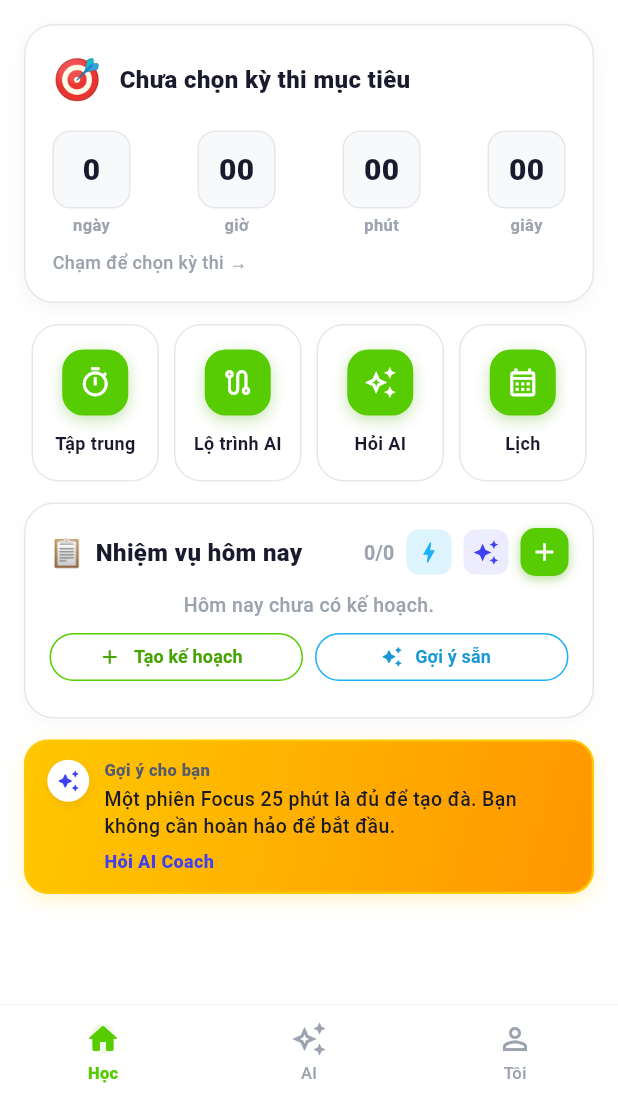
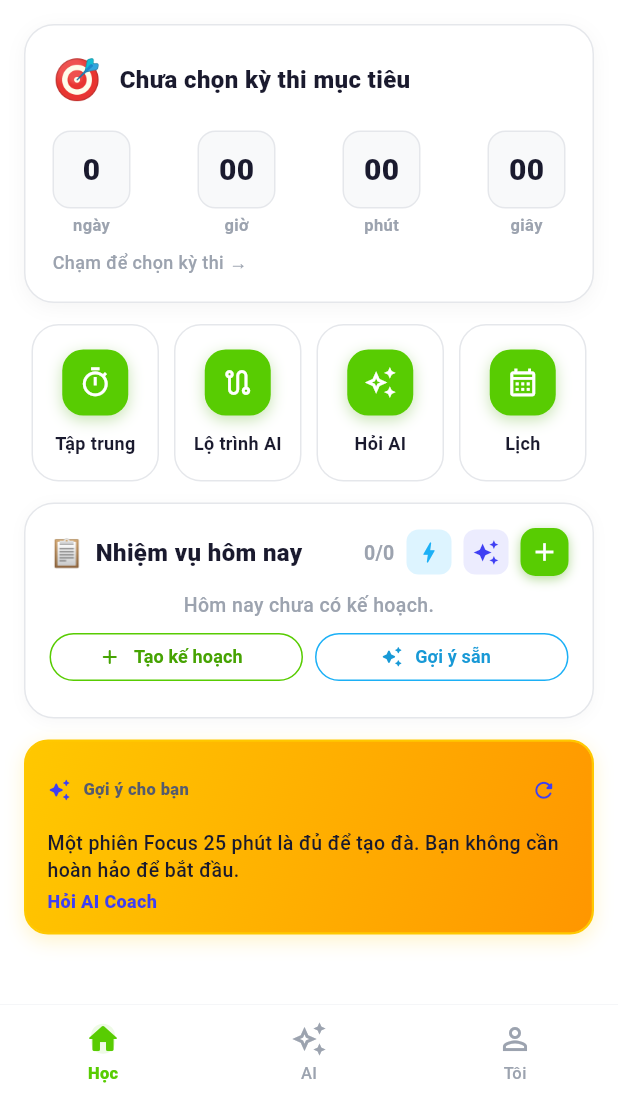
Before and after one commit to duycutecun/EduPulse, a Flutter app: the MainShellScreen screen opened directly, on a phone screen of 412 x 824 dp, the part 135-1236 px from its top. Run offline on Flutter 3.47's test engine with Material 3 defaults, Android fonts, the phone set to English and light mode, and no system bars; our stand-ins replace file_picker, firebase_auth, firebase_core, flutter_local_notifications, shared_preferences, supabase_flutter and 1 more; missing offline and left inert: dart:js_interop, flutter_math_fork; accounts and stored records are empty; network calls fail.

Commit message:
feat(ai): let the AI propose what to do next on Home
Home only ever offered rule-based nudges derived from task counts, so the
learner still had to think for themselves about what to study. Now the same
context the AI Coach reasons over is fed to a small prompt that returns two
or three concrete next actions, each with the figure it was drawn from, so
the advice is checkable rather than motivational.

The suggestion replaces the existing nudge card and carries its evidence
line, and tapping one opens AI Coach with that prompt already sent - a
suggestion is now the start of a real conversation instead of dead text.

Failure is designed around: a rule-based nudge always shows first and stays
if the model is unreachable, so Home never blocks or shows an AI error. No
model call happens without data to analyse, permission is honoured through
the existing ai_permission_analyze setting, results are cached for six hours
and invalidated when the primary exam changes, and analysis is kicked off
once per app launch from main.dart rather than from the card's initState -
calling it from the widget meant every Home rebuild fired a request.

Parsing tolerates free-model noise (bullets, numbering, missing evidence
pipes) and yields nothing rather than garbage when the model replies with an
error string.

```diff
--- a/lib/app/main_shell.dart
+++ b/lib/app/main_shell.dart
@@ -2,6 +2,7 @@ import 'dart:async';
 import 'package:flutter/material.dart';
 import 'package:flutter/services.dart';
 import '../core/constants/app_colors.dart';
+import '../core/ai/ai_insights.dart';
 import '../core/migration/data_migration.dart';
 import '../core/pwa/pwa_service.dart';
 import '../core/sync/sync_state.dart';
@@ -39,6 +40,11 @@ class _MainShellScreenState extends State<MainShellScreen> {
   final List<bool> _visited = List.filled(3, false);
   Widget? _cachedAiCoach;
   Widget? _cachedAccount;
+
+  /// Khoá để gọi được [AiCoachScreenState.sendPrompt] — tab AI được giữ trong
+  /// IndexedStack nên screen tồn tại xuyên suốt, không cần tạo lại.
+  final _aiCoachKey = GlobalKey<AiCoachScreenState>();
+
   bool _sidebarCollapsed = SidebarPreference.isCollapsed;
 
   @override
@@ -80,7 +86,8 @@ class _MainShellScreenState extends State<MainShellScreen> {
       _switchTab(2);
       return true;
     }
-    if (event.logicalKey == LogicalKeyboardKey.keyB && isDesktopWidth(context)) {
+    if (event.logicalKey == LogicalKeyboardKey.keyB &&
+        isDesktopWidth(context)) {
       setState(() {
         _sidebarCollapsed = !_sidebarCollapsed;
         SidebarPreference.setCollapsed(_sidebarCollapsed);
@@ -129,6 +136,9 @@ class _MainShellScreenState extends State<MainShellScreen> {
 
   void _setPrimaryExam(ExamModel exam) {
     StorageService.setPrimaryExamId(exam.id);
+    // Gợi ý AI cũ nói về kỳ thi cũ nên phải tính lại, nếu không thẻ ở Home
+    // sẽ tư vấn sai bối cảnh.
+    AiInsights.invalidate();
     setState(() {
       _primaryExamId = exam.id;
     });
@@ -136,6 +146,7 @@ class _MainShellScreenState extends State<MainShellScreen> {
 
   void _addExam(ExamModel exam) {
     StorageService.setExamJson(exam.id, exam.toJsonString());
+    AiInsights.invalidate();
     final ids = StorageService.getExamIds();
     if (!ids.contains(exam.id)) {
       ids.add(exam.id);
@@ -185,9 +196,7 @@ class _MainShellScreenState extends State<MainShellScreen> {
     if (current != null && !current.isExamDayOver) return current;
     if (current != null && current.isExamDayOver) {
       // Tự chuyển primary exam + giữ kỳ thi cũ trong lịch sử.
-      final upcoming = _upcomingExams
-          .where((e) => e.id != current.id)
-          .toList()
+      final upcoming = _upcomingExams.where((e) => e.id != current.id).toList()
         ..sort((a, b) => a.dateTime.compareTo(b.dateTime));
       if (upcoming.isNotEmpty) {
         final next = upcoming.first;
@@ -222,6 +231,19 @@ class _MainShellScreenState extends State<MainShellScreen> {
         _visited[index] = true;
       });
     }
+  }
+
+  /// Mở tab AI Coach với một câu hỏi có sẵn.
+  ///
+  /// Dùng khi học sinh bấm vào một gợi ý AI ở Home: chuyển sang tab AI rồi
+  /// nhồi câu đó vào hội thoại, để gợi ý trở thành cuộc trò chuyện thật.
+  /// Phải chờ một frame vì screen AI chỉ được dựng khi tab đó hiện.
+  void _openAiCoachWith(String prompt) {
+    if (prompt.trim().isEmpty) return;
+    _switchTab(1);
+    WidgetsBinding.instance.addPostFrameCallback((_) {
+      _aiCoachKey.currentState?.sendPrompt(prompt);
+    });
   }
 
   /// Mở "Mục tiêu" (kỳ thi) và "Tập trung" (Pomodoro/Nhật ký) dưới dạng
@@ -277,6 +299,7 @@ class _MainShellScreenState extends State<MainShellScreen> {
           onExamTap: _openExamsPage,
           onOpenStudy: _openStudyPage,
           onOpenAiCoach: () => _switchTab(1),
+          onOpenAiCoachWith: _openAiCoachWith,
           onOpenCalendar: _openCalendarPage,
           streak: _streak,
           isActive: _currentIndex == 0,
@@ -320,10 +343,11 @@ class _MainShellScreenState extends State<MainShellScreen> {
       children: [
         _tabAt(0),
         _visited[1]
-            ? (_cachedAiCoach ??= const AiCoachScreen())
+            ? (_cachedAiCoach ??= AiCoachScreen(key: _aiCoachKey))
             : const SizedBox.shrink(),
         _visited[2]
-            ? (_cachedAccount ??= AccountScreen(onDataChanged: _loadInitialData))
+            ? (_cachedAccount ??=
+                AccountScreen(onDataChanged: _loadInitialData))
             : const SizedBox.shrink(),
       ],
     );
@@ -383,14 +407,14 @@ class _MainShellScreenState extends State<MainShellScreen> {
                 onChanged: _switchTab,
                 items: const [
                   NavItem(Icons.home_outlined, Icons.home_rounded, 'Học'),
-                  NavItem(Icons.auto_awesome_outlined, Icons.auto_awesome,
-                      'AI'),
+                  NavItem(
+                      Icons.auto_awesome_outlined, Icons.auto_awesome, 'AI'),
                   NavItem(Icons.person_outline, Icons.person_rounded, 'Tôi'),
                 ],
                 children: [
                   _tabAt(0),
                   _visited[1]
-                      ? (_cachedAiCoach ??= const AiCoachScreen())
+                      ? (_cachedAiCoach ??= AiCoachScreen(key: _aiCoachKey))
                       : const SizedBox.shrink(),
                   _visited[2]
                       ? (_cachedAccount ??=
@@ -435,7 +459,8 @@ class _InstallBannerState extends State<_InstallBanner> {
 
         final isAndroidInstall = installable && !isIosPlatform;
         final bg = isAndroidInstall ? AppColors.greenSoft : AppColors.blueSoft;
-        final borderColor = isAndroidInstall ? AppColors.primary : AppColors.blue;
+        final borderColor =
+            isAndroidInstall ? AppColors.primary : AppColors.blue;
         final iconColor =
             isAndroidInstall ? AppColors.primaryDark : AppColors.blueDark;
 
--- a/lib/features/home/presentation/screens/home_screen.dart
+++ b/lib/features/home/presentation/screens/home_screen.dart
@@ -15,6 +15,7 @@ import '../widgets/hero_countdown_card.dart';
 import '../widgets/home_header.dart';
 import '../widgets/quick_action_card.dart';
 import '../widgets/smart_nudge_card.dart';
+import '../widgets/ai_suggestion_card.dart';
 import '../widgets/today_mission_card.dart';
 
 class HomeScreen extends StatefulWidget {
@@ -23,6 +24,10 @@ class HomeScreen extends StatefulWidget {
   final VoidCallback onExamTap;
   final VoidCallback onOpenStudy;
   final VoidCallback onOpenAiCoach;
+
+  /// Mở AI Coach kèm sẵn câu hỏi — dùng khi học sinh bấm vào một gợi ý AI.
+  /// Có thể null thì bấm gợi ý chỉ chuyển tab AI như thường.
+  final ValueChanged<String>? onOpenAiCoachWith;
   final VoidCallback onOpenCalendar;
   final int streak;
   final bool isActive;
@@ -39,6 +44,7 @@ class HomeScreen extends StatefulWidget {
     required this.streak,
     this.isActive = true,
     this.onStreakChanged,
+    this.onOpenAiCoachWith,
   });
 
   @override
@@ -244,10 +250,12 @@ class _HomeScreenState extends State<HomeScreen> {
       goalId: completedTask.goalId,
       subtasks: completedTask.subtasks,
       recurrence: recurrence,
-      scheduledAt: DateTime(base.year, base.month, base.day).add(Duration(days: days)),
+      scheduledAt:
+          DateTime(base.year, base.month, base.day).add(Duration(days: days)),
     );
     StorageService.setTodayTaskJson(next.id, next.toJsonString());
-    StorageService.setTodayTaskIds([...StorageService.getTodayTaskIds(), next.id]);
+    StorageService.setTodayTaskIds(
+        [...StorageService.getTodayTaskIds(), next.id]);
     _allTasks.add(next);
   }
 
@@ -282,7 +290,8 @@ class _HomeScreenState extends State<HomeScreen> {
                       task.isDone = false;
                       task.status = 'skipped';
                       task.skipReason = reason;
-                      StorageService.setTodayTaskJson(task.id, task.toJsonString());
+                      StorageService.setTodayTaskJson(
+                          task.id, task.toJsonString());
                       Navigator.pop(sheetContext);
                       setState(() {});
                     },
@@ -308,8 +317,7 @@ class _HomeScreenState extends State<HomeScreen> {
             Icon(Icons.content_cut_rounded, color: AppColors.orange),
             SizedBox(width: 8),
             Expanded(
-              child: Text('Dời lại lần nữa?',
-                  style: TextStyle(fontSize: 17)),
+              child: Text('Dời lại lần nữa?', style: TextStyle(fontSize: 17)),
             ),
           ]),
           content: Text(splitTip),
@@ -333,9 +341,8 @@ class _HomeScreenState extends State<HomeScreen> {
     final now = DateTime.now();
     final selected = await showDatePicker(
       context: context,
-      initialDate: task.scheduledAt?.isAfter(now) == true
-          ? task.scheduledAt!
-          : now,
+      initialDate:
+          task.scheduledAt?.isAfter(now) == true ? task.scheduledAt! : now,
       firstDate: DateTime(now.year, now.month, now.day),
       lastDate: DateTime(now.year + 10),
       helpText: 'Chọn ngày làm nhiệm vụ',
@@ -362,8 +369,7 @@ class _HomeScreenState extends State<HomeScreen> {
 
   /// MainShell đọc lại streak sau khi task thay đổi để header cập nhật 🔥.
   void _notifyStreakChanged() {
-    if (StorageService.getString('last_study_date') ==
-        _todayKey()) {
+    if (StorageService.getString('last_study_date') == _todayKey()) {
       widget.onStreakChanged?.call();
     }
   }
@@ -435,10 +441,13 @@ class _HomeScreenState extends State<HomeScreen> {
             onQuickAdd: _showQuickAddSheet,
           ),
           const SizedBox(height: 14),
-          SmartNudgeCard(
+          AiSuggestionCard(
+            fallback: SmartNudgeCard.fallbackText(
               tasks: _tasks,
               primaryExam: widget.primaryExam,
+            ),
             onAskAi: widget.onOpenAiCoach,
+            onOpenInsight: widget.onOpenAiCoachWith,
           ),
         ],
       ),
@@ -497,7 +506,8 @@ class _HomeScreenState extends State<HomeScreen> {
               crossAxisAlignment: CrossAxisAlignment.start,
               children: [
                 const Text('Thêm nhanh — viết tự nhiên',
-                    style: TextStyle(fontSize: 17, fontWeight: FontWeight.w800)),
+                    style:
+                        TextStyle(fontSize: 17, fontWeight: FontWeight.w800)),
                 const SizedBox(height: 4),
                 const Text('VD: "Mai 19h học toán hàm số 45 phút"',
                     style: TextStyle(fontSize: 12, color: AppColors.textMuted)),
@@ -570,7 +580,8 @@ class _HomeScreenState extends State<HomeScreen> {
                     padding: EdgeInsets.only(bottom: 8),
                     child: Text(
                       'Chưa nhận ra đủ dữ kiện — thêm giờ hoặc thời lượng nhé.',
-                      style: TextStyle(fontSize: 12, color: AppColors.textMuted),
+                      style:
+                          TextStyle(fontSize: 12, color: AppColors.textMuted),
                     ),
                   ),
               ],
@@ -647,8 +658,8 @@ class _HomeScreenState extends State<HomeScreen> {
                       },
                 child: Container(
                   margin: const EdgeInsets.fromLTRB(16, 4, 16, 4),
-                  padding: const EdgeInsets.symmetric(
-                      horizontal: 14, vertical: 12),
+                  padding:
+                      const EdgeInsets.symmetric(horizontal: 14, vertical: 12),
                   decoration: BoxDecoration(
                     color: AppColors.bgPage,
                     borderRadius: BorderRadius.circular(12),
@@ -732,7 +743,8 @@ class _RevisionModeCard extends StatelessWidget {
               color: AppColors.orangeSoft,
               shape: BoxShape.circle,
             ),
-            child: const Center(child: Text('📚', style: TextStyle(fontSize: 22))),
+            child:
+                const Center(child: Text('📚', style: TextStyle(fontSize: 22))),
           ),
           const SizedBox(width: 12),
           Expanded(
@@ -967,8 +979,8 @@ class _PostExamCard extends StatelessWidget {
           ),
           TextButton(
             onPressed: () {
-              final parsed = double.tryParse(
-                  controller.text.trim().replaceAll(',', '.'));
+              final parsed =
+                  double.tryParse(controller.text.trim().replaceAll(',', '.'));
               if (parsed == null || parsed < 0 || parsed > 10) return;
               Navigator.pop(dialogContext, parsed);
             },
@@ -1042,9 +1054,7 @@ class _PostExamCard extends StatelessWidget {
           Text(
             subtitle,
             style: TextStyle(
-                fontSize: 12.5,
-                color: AppColors.textSecondary,
-                height: 1.35),
+                fontSize: 12.5, color: AppColors.textSecondary, height: 1.35),
           ),
           if (hasResult) ...[
             const SizedBox(height: 10),
@@ -1123,7 +1133,8 @@ class _AddTaskDialog extends StatefulWidget {
     this.primaryExamId,
   });
 
-  final void Function(String title, String subject, String priority, int minutes,
+  final void Function(
+      String title, String subject, String priority, int minutes,
       {String? topic,
       DateTime? deadline,
       String? note,
@@ -1256,8 +1267,8 @@ class _AddTaskDialogState extends State<_AddTaskDialog> {
                 return GestureDetector(
                   onTap: () => setState(() => _subject = sub),
                   child: Container(
-                      padding: const EdgeInsets.symmetric(
-                          horizontal: 10, vertical: 5),
+                    padding:
+                        const EdgeInsets.symmetric(horizontal: 10, vertical: 5),
                     decoration: BoxDecoration(
                       color: sel ? AppColors.primary : AppColors.bgPage,
                       borderRadius: BorderRadius.circular(12),
@@ -1306,7 +1317,8 @@ class _AddTaskDialogState extends State<_AddTaskDialog> {
               DropdownButtonFormField<String?>(
                 initialValue: _goalId,
                 isExpanded: true,
-                  decoration: const InputDecoration(labelText: 'Kỳ thi / Mục tiêu'),
+                decoration:
+                    const InputDecoration(labelText: 'Kỳ thi / Mục tiêu'),
                 items: [
                   const DropdownMenuItem<String?>(
                     value: null,
@@ -1315,8 +1327,7 @@ class _AddTaskDialogState extends State<_AddTaskDialog> {
                   ...widget.exams.map(
                     (exam) => DropdownMenuItem<String?>(
                       value: exam.id,
-                        child: Text(exam.name,
-                            overflow: TextOverflow.ellipsis),
+                      child: Text(exam.name, overflow: TextOverflow.ellipsis),
                     ),
                   ),
                 ],
@@ -1347,8 +1358,8 @@ class _AddTaskDialogState extends State<_AddTaskDialog> {
                 return GestureDetector(
                   onTap: () => setState(() => _minutes = dur),
                   child: Container(
-                      padding: const EdgeInsets.symmetric(
-                          horizontal: 10, vertical: 5),
+                    padding:
+                        const EdgeInsets.symmetric(horizontal: 10, vertical: 5),
                     decoration: BoxDecoration(
                       color: sel ? AppColors.blue : AppColors.bgPage,
                       borderRadius: BorderRadius.circular(12),
@@ -1381,8 +1392,8 @@ class _AddTaskDialogState extends State<_AddTaskDialog> {
                 return GestureDetector(
                   onTap: () => setState(() => _priority = e.key),
                   child: Container(
-                      padding: const EdgeInsets.symmetric(
-                          horizontal: 10, vertical: 5),
+                    padding:
+                        const EdgeInsets.symmetric(horizontal: 10, vertical: 5),
                     decoration: BoxDecoration(
                       color: sel ? AppColors.orange : AppColors.bgPage,
                       borderRadius: BorderRadius.circular(12),
--- /dev/null
+++ b/lib/features/home/presentation/widgets/ai_suggestion_card.dart
@@ -0,0 +1,286 @@
+import 'package:flutter/material.dart';
+import 'package:flutter/services.dart';
+
+import '../../../../core/ai/ai_insights.dart';
+import '../../../../core/constants/app_colors.dart';
+import '../../../../core/pwa/pwa_service.dart';
+
+/// Card gợi ý của AI ở Home: AI tự phân tích dữ liệu học tập và đưa ra
+/// 2–3 việc cụ thể nên làm, thay vì bắt học sinh tự nghĩ xem nên học gì.
+///
+/// Nguyên tắc UI:
+/// - **Không bao giờ chặn Home.** Gợi ý cũ (quy tắc) hiện ngay, AI thay thế
+///   khi có kết quả. Lỗi mạng / hết quota thì giữ nguyên gợi ý cũ, không
+///   hiện thẻ lỗi cho người dùng.
+/// - Cache 6 giờ ([AiInsights.ttl]) nên mở Home nhiều lần không phát sinh
+///   gọi model liên tục.
+/// - Bấm vào một gợi ý thì mở AI Coach với câu hỏi đó — gợi ý không phải
+///   dòng chữ chết, mà là đầu mối của một cuộc trò chuyện có context.
+class AiSuggestionCard extends StatefulWidget {
+  const AiSuggestionCard({
+    super.key,
+    required this.fallback,
+    required this.onAskAi,
+    this.onOpenInsight,
+  });
+
+  /// Gợi ý quy tắc dùng khi AI chưa có kết quả (hoặc không gọi được).
+  final String fallback;
+
+  /// Mở AI Coach không kèm câu hỏi (nút "Hỏi AI Coach" như trước).
+  final VoidCallback onAskAi;
+
+  /// Mở AI Coach với gợi ý được bấm.
+  final ValueChanged<String>? onOpenInsight;
+
+  @override
+  State<AiSuggestionCard> createState() => _AiSuggestionCardState();
+}
+
+class _AiSuggestionCardState extends State<AiSuggestionCard> {
+  AiInsightBundle? _bundle;
+  bool _loading = false;
+
+  @override
+  void initState() {
+    super.initState();
+    // CHỈ đọc cache, không gọi model ở đây. Việc phân tích được kích hoạt
+    // một lần mỗi lần mở app từ `main.dart` — nếu gọi trong initState thì mỗi
+    // lần dựng Home lại lại bắn request, và Home bị chặn chờ mạng.
+    _bundle = AiInsights.cached();
+    AiInsights.revision.addListener(_onNewInsights);
+  }
+
+  @override
+  void dispose() {
+    AiInsights.revision.removeListener(_onNewInsights);
+    super.dispose();
+  }
+
+  /// Có phân tích mới (phân tích nền ở `main.dart` vừa xong, hoặc sau khi
+  /// học sinh đổi dữ liệu lớn) → đọc lại cache để hiện ngay.
+  void _onNewInsights() {
+    if (!mounted) return;
+    setState(() => _bundle = AiInsights.cached());
+  }
+
+  /// Gọi model. Chỉ chạy khi học sinh bấm nút làm mới — đây là hành động do
+  /// người dùng chủ động, nên không phát sinh request ẩn.
+  Future<void> _load({bool force = false}) async {
+    if (_loading) return;
+    setState(() => _loading = true);
+    final result = await AiInsights.load(force: force);
+    if (!mounted) return;
+    setState(() {
+      _bundle = result ?? _bundle;
+      _loading = false;
+    });
+  }
+
+  Future<void> _refresh() async {
+    if (!PwaService.isOnline) {
+      _toast('Bạn đang ngoại tuyến — cần mạng để AI phân tích lại.');
+      return;
+    }
+    HapticFeedback.selectionClick();
+    await _load(force: true);
+    if (!mounted) return;
+    if (_bundle == null) {
+      // Có thể hết quota hoặc AI trả về gì đó không đọc được. Nói rõ thay vì
+      // im lặng, nhưng vẫn giữ gợi ý quy tắc.
+      _toast('AI chưa phân tích được lúc này. Thử lại sau ít phút nhé.');
+    }
+  }
+
+  void _toast(String message) {
+    if (!mounted) return;
+    ScaffoldMessenger.of(context).showSnackBar(
+      SnackBar(
+        content: Text(
+          message,
+          style: const TextStyle(fontWeight: FontWeight.w600),
+        ),
+        behavior: SnackBarBehavior.floating,
+        shape: RoundedRectangleBorder(borderRadius: BorderRadius.circular(12)),
+        duration: const Duration(seconds: 3),
+      ),
+    );
+  }
+
+  void _open(String text) {
+    HapticFeedback.selectionClick();
+    if (widget.onOpenInsight != null) {
+      widget.onOpenInsight!(text);
+    } else {
+      widget.onAskAi();
+    }
+  }
+
+  @override
+  Widget build(BuildContext context) {
+    final items = _bundle?.items ?? const <AiInsight>[];
+
+    return Container(
+      width: double.infinity,
+      padding: const EdgeInsets.fromLTRB(14, 12, 12, 12),
+      decoration: BoxDecoration(
+        gradient: const LinearGradient(
+          colors: [AppColors.yellow, AppColors.orange],
+          begin: Alignment.topLeft,
+          end: Alignment.bottomRight,
+        ),
+        borderRadius: BorderRadius.circular(16),
+        border: Border.all(color: AppColors.yellow, width: 1.5),
+        boxShadow: [
+          BoxShadow(
+            color: AppColors.yellow.withValues(alpha: 0.2),
+            blurRadius: 10,
+            offset: const Offset(0, 4),
+          ),
+        ],
+      ),
+      child: Column(
+        crossAxisAlignment: CrossAxisAlignment.start,
+        children: [
+          Row(
+            children: [
+              const Icon(Icons.auto_awesome_rounded,
+                  size: 16, color: AppColors.purple),
+              const SizedBox(width: 8),
+              Expanded(
+                child: Text(
+                  items.isEmpty ? 'Gợi ý cho bạn' : 'AI nghĩ bạn nên làm',
+                  style: const TextStyle(
+                      fontSize: 11, fontWeight: FontWeight.w800),
+                ),
+              ),
+              _RefreshButton(busy: _loading, onTap: _refresh),
+            ],
+          ),
+          const SizedBox(height: 6),
+          if (items.isEmpty)
+            Text(
+              widget.fallback,
+              style: const TextStyle(
+                fontSize: 13,
+                fontWeight: FontWeight.w500,
+                color: AppColors.textPrimary,
+                height: 1.4,
+              ),
+            )
+          else
+            ...items.map((item) => _InsightRow(
+                  insight: item,
+                  onTap: () => _open(item.text),
+                )),
+          const SizedBox(height: 4),
+          Row(
+            children: [
+              GestureDetector(
+                onTap: () => _open(items.isEmpty ? '' : items.first.text),
+                child: const Text('Hỏi AI Coach',
+                    style: TextStyle(
+                        fontSize: 12,
+                        fontWeight: FontWeight.w800,
+                        color: AppColors.purple)),
+              ),
+              if (items.isNotEmpty) ...[
+                const SizedBox(width: 10),
+                Text(
+                  'Bấm gợi ý để hỏi tiếp',
+                  style: TextStyle(
+                    fontSize: 11,
+                    color: AppColors.textSecondary.withValues(alpha: 0.9),
+                  ),
+                ),
+              ],
+            ],
+          ),
+        ],
+      ),
+    );
+  }
+}
+
+class _InsightRow extends StatelessWidget {
+  const _InsightRow({required this.insight, required this.onTap});
+
+  final AiInsight insight;
+  final VoidCallback onTap;
+
+  @override
+  Widget build(BuildContext context) {
+    return InkWell(
+      onTap: onTap,
+      borderRadius: BorderRadius.circular(10),
+      child: Padding(
+        padding: const EdgeInsets.only(bottom: 8, right: 4),
+        child: Column(
+          crossAxisAlignment: CrossAxisAlignment.start,
+          children: [
+            Text(
+              insight.text,
+              style: const TextStyle(
+                fontSize: 13,
+                fontWeight: FontWeight.w600,
+                color: AppColors.textPrimary,
+                height: 1.35,
+              ),
+            ),
+            if (insight.evidence != null) ...[
+              const SizedBox(height: 2),
+              Row(
+                crossAxisAlignment: CrossAxisAlignment.start,
+                children: [
+                  const Icon(Icons.insights_rounded,
+                      size: 11, color: AppColors.textSecondary),
+                  const SizedBox(width: 4),
+                  Expanded(
+                    child: Text(
+                      insight.evidence!,
+                      style: const TextStyle(
+                          fontSize: 11, color: AppColors.textSecondary),
+                    ),
+                  ),
+                ],
+              ),
+            ],
+          ],
+        ),
+      ),
+    );
+  }
+}
+
+class _RefreshButton extends StatelessWidget {
+  const _RefreshButton({required this.busy, required this.onTap});
+
+  final bool busy;
+  final VoidCallback onTap;
+
+  @override
+  Widget build(BuildContext context) {
+    if (busy) {
+      return const Padding(
+        padding: EdgeInsets.all(4),
+        child: SizedBox(
+          width: 14,
+          height: 14,
+          child: CircularProgressIndicator(
+            strokeWidth: 2,
+            color: AppColors.purple,
+          ),
+        ),
+      );
+    }
+    return IconButton(
+      onPressed: onTap,
+      visualDensity: VisualDensity.compact,
+      constraints: const BoxConstraints(minWidth: 30, minHeight: 30),
+      padding: EdgeInsets.zero,
+      tooltip: 'Phân tích lại',
+      icon:
+          const Icon(Icons.refresh_rounded, size: 17, color: AppColors.purple),
+    );
+  }
+}
```
Also changed, not shown: lib/core/ai/ai_insights.dart (added, +221 -0 lines), lib/features/ai_coach/presentation/screens/ai_coach_screen.dart (+50 -15 lines), lib/features/home/presentation/widgets/smart_nudge_card.dart (+29 -9 lines), lib/main.dart (+8 -1 lines), 2 other files. Lines whose indentation alone changed are shown as unchanged.
